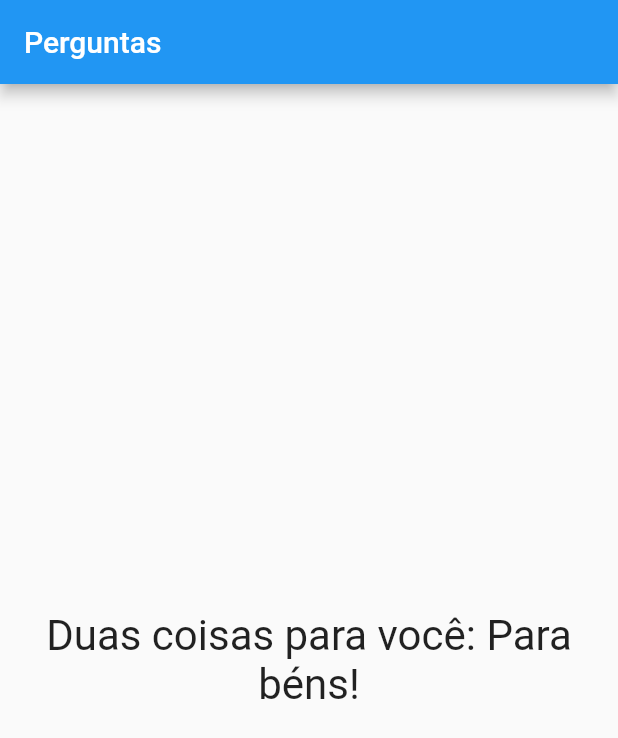
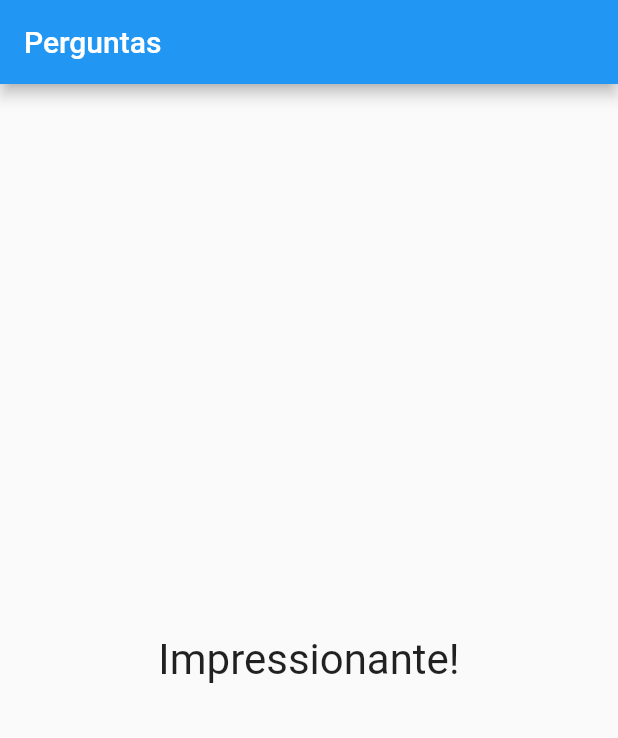
Before and after one commit to KailanySousa/AppPerguntas, a Flutter app: the screen it shows after launch, after a tap on "Preto", after a tap on "Leão", after a tap on "João", on a phone screen of 412 x 824 dp. Shown: the top 738 px of the screen. Run offline on Flutter 3.47's test engine with Material 2 defaults, Android fonts, the phone set to English and light mode, and no system bars.

Commit message:
adicionando pontuação

```diff
--- a/app/lib/components/questionario.dart
+++ b/app/lib/components/questionario.dart
@@ -5,7 +5,7 @@ import 'package:flutter/material.dart';
 class Questionario extends StatelessWidget {
   final List<Map<String, Object>> perguntas;
   final int perguntaSelecionada;
-  final void Function() responder;
+  final void Function(int) responder;
 
   Questionario({
     @required this.perguntas,
@@ -19,14 +19,17 @@ class Questionario extends StatelessWidget {
 
   @override
   Widget build(BuildContext context) {
-    List<String> respostas = temPerguntaSelecionada
+    List<Map<String, Object>> respostas = temPerguntaSelecionada
         ? perguntas[perguntaSelecionada]['respostas']
         : null;
 
     return Column(
       children: [
         Questao(perguntas[perguntaSelecionada]['texto']),
-        ...respostas.map((e) => Resposta(e, responder)).toList(),
+        ...respostas
+            .map((resp) =>
+                Resposta(resp['texto'], () => responder(resp['pontuacao'])))
+            .toList(),
       ],
     );
   }
--- a/app/lib/components/resultado.dart
+++ b/app/lib/components/resultado.dart
@@ -1,6 +1,21 @@
 import 'package:flutter/material.dart';
 
 class Resultado extends StatelessWidget {
+  final int pontuacao;
+  Resultado(this.pontuacao);
+
+  String get exibirResultado {
+    if (pontuacao < 8) {
+      return 'Duas coisas para você: Para béns!';
+    } else if (pontuacao < 12) {
+      return 'Você é bom!';
+    } else if (pontuacao < 16) {
+      return 'Impressionante!';
+    } else {
+      return 'Nível Jedi!';
+    }
+  }
+
   @override
   Widget build(BuildContext context) {
     return Container(
@@ -8,7 +23,7 @@ class Resultado extends StatelessWidget {
       margin: EdgeInsets.only(left: 10, right: 10),
       child: Center(
         child: Text(
-          'Duas coisas para você: Para béns!',
+          exibirResultado,
           style: TextStyle(
             fontSize: 28,
           ),
--- a/app/lib/main.dart
+++ b/app/lib/main.dart
@@ -12,25 +12,42 @@ class PerguntaApp extends StatefulWidget {
 // classe que controla o estado do widget
 class _PerguntaAppState extends State<PerguntaApp> {
   var _perguntaSelecionada = 0;
+  var _pontuacaoTotal = 0;
 
   final List<Map<String, Object>> _perguntas = [
     {
       'texto': 'Qual é a sua cor favorita?',
-      'respostas': ['Preto', 'Vermelho', 'Verde', 'Branco']
+      'respostas': [
+        {'texto': 'Preto', 'pontuacao': 8},
+        {'texto': 'Vermelho', 'pontuacao': 10},
+        {'texto': 'Branco', 'pontuacao': 6},
+        {'texto': 'Verde', 'pontuacao': 4},
+      ]
     },
     {
       'texto': 'Qual é o seu animal favorito?',
-      'respostas': ['Coelho', 'Cobra', 'Elefante', 'Leão']
+      'respostas': [
+        {'texto': 'Elefante', 'pontuacao': 7},
+        {'texto': 'Leão', 'pontuacao': 4},
+        {'texto': 'Coelho', 'pontuacao': 10},
+        {'texto': 'Cobra', 'pontuacao': 2},
+      ]
     },
     {
       'texto': 'Qual é o seu instrutor favorito?',
-      'respostas': ['Maria', 'João', 'Leo', 'Pedro']
+      'respostas': [
+        {'texto': 'Kailany', 'pontuacao': 10},
+        {'texto': 'Maria', 'pontuacao': 6},
+        {'texto': 'João', 'pontuacao': 0},
+        {'texto': 'Pedro', 'pontuacao': 2},
+      ]
     }
   ];
 
-  void _responder() {
+  void _responder(int pontuacao) {
     if (temPerguntaSelecionada) {
       setState(() {
+        _pontuacaoTotal += pontuacao;
         _perguntaSelecionada++;
       });
     }
@@ -53,7 +70,7 @@ class _PerguntaAppState extends State<PerguntaApp> {
                 perguntaSelecionada: _perguntaSelecionada,
                 responder: _responder,
               )
-            : Resultado(),
+            : Resultado(_pontuacaoTotal),
       ),
     );
   }
```
